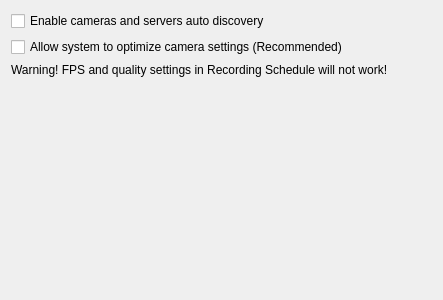
networkoptix/nx_open, file client/src/ui/widgets/settings/camera_management_widget.ui: the form before one commit.
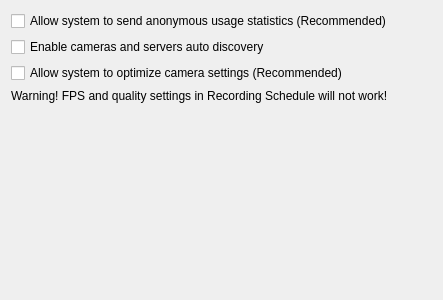
The form after the commit.

Commit message:
(Issue #5639) :  gathering statistics flag: after update
<==== Mercurial data ====>
Branch: x0000_stat_extras

```diff
--- a/client/src/ui/widgets/settings/camera_management_widget.ui
+++ b/client/src/ui/widgets/settings/camera_management_widget.ui
@@ -14,6 +14,13 @@
    <string/>
   </property>
   <layout class="QVBoxLayout" name="verticalLayout">
+   <item>
+    <widget class="QCheckBox" name="statisticsReportCheckBox">
+     <property name="text">
+      <string>Allow system to send anonymous usage statistics (Recommended)</string>
+     </property>
+    </widget>
+   </item>
    <item>
     <widget class="QCheckBox" name="autoDiscoveryCheckBox">
      <property name="text">
```
The commit also changes 8 other files.
